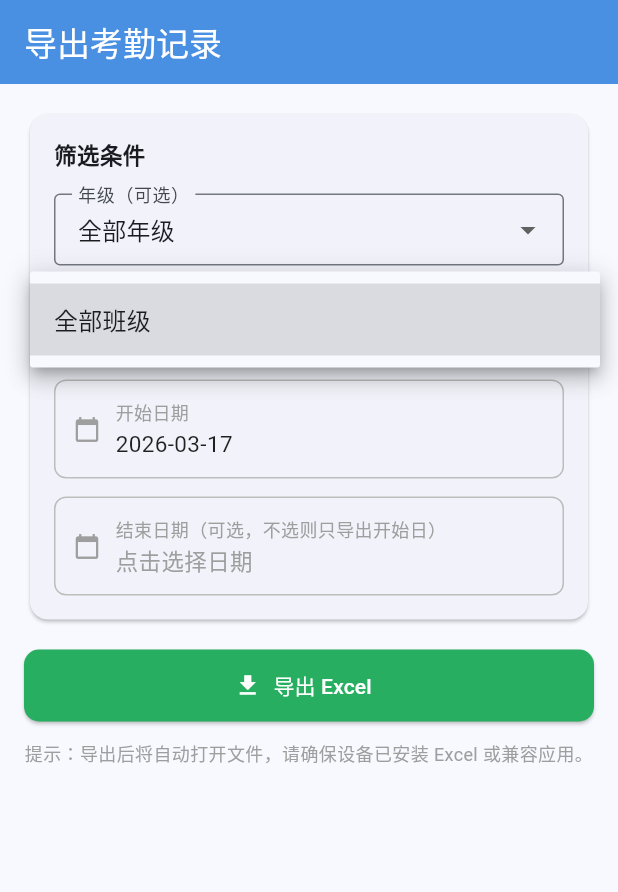
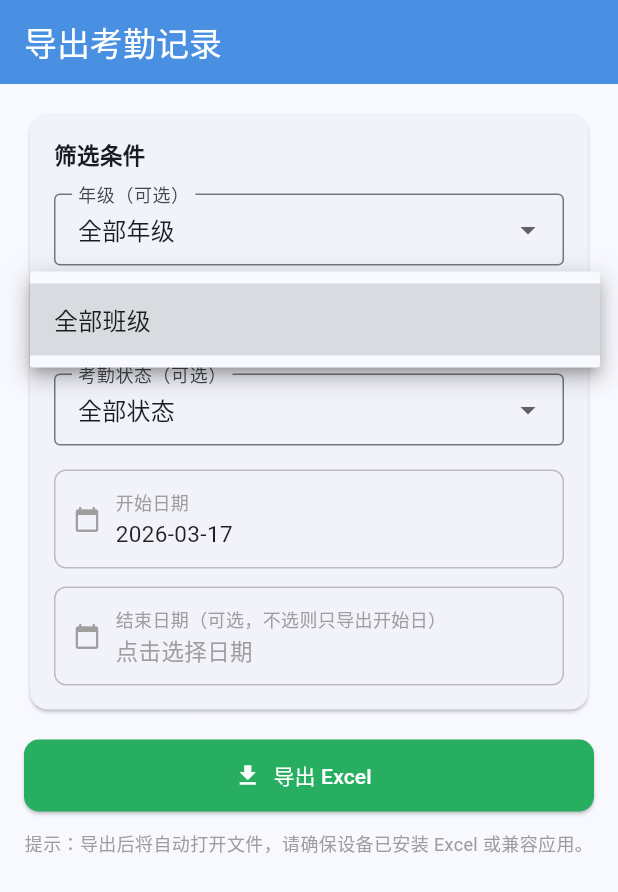
Before and after one commit to songziyumi/PE-Teacher-Assistant, a Flutter app: the AdminAttendanceExportScreen screen opened by its route, after a tap on "导出 Excel", after a tap on "全部年级", after a tap on "全部班级", on a phone screen of 412 x 824 dp. Shown: the top 892 px of the screen. Run offline on Flutter 3.47's test engine with Material 3 defaults, Android fonts, the phone set to English and light mode, and no system bars; our stand-ins replace connectivity_plus, flutter_local_notifications, flutter_secure_storage, go_router, image_picker, open_file and 1 more; missing offline and left inert: workmanager; accounts and stored records are empty; network calls fail.

Commit message:
feat(admin): 管理员导出考勤增加考勤状态筛选
- AdminApiController 新增 status 可选参数
- AttendanceRepository/Service findBySchoolAndFilters 加入状态过滤条件
- Flutter AdminService.exportAttendance 传递 status 参数
- Flutter 导出界面新增考勤状态下拉框（全部/出勤/缺勤/请假）
- 修复状态值使用中文（与数据库存储一致），避免查询空结果

```diff
--- a/mobile/lib/screens/admin/attendance_export_screen.dart
+++ b/mobile/lib/screens/admin/attendance_export_screen.dart
@@ -20,10 +20,18 @@ class _AdminAttendanceExportScreenState
   List<SchoolClass> _filteredClasses = [];
   int? _selectedGradeId;
   int? _selectedClassId;
+  String? _selectedStatus;
   DateTime _startDate = DateTime.now();
   DateTime? _endDate;
   bool _loading = false;
   bool _exporting = false;
+
+  static const _statusOptions = [
+    _StatusOption(label: '全部状态', value: null),
+    _StatusOption(label: '出勤', value: '出勤'),
+    _StatusOption(label: '缺勤', value: '缺勤'),
+    _StatusOption(label: '请假', value: '请假'),
+  ];
 
   @override
   void initState() {
@@ -94,6 +102,7 @@ class _AdminAttendanceExportScreenState
         endDate: end,
         gradeId: _selectedGradeId,
         classId: _selectedClassId,
+        status: _selectedStatus,
       );
       final dir = await getTemporaryDirectory();
       final suffix = end != null && end != start ? '_$end' : '';
@@ -187,6 +196,25 @@ class _AdminAttendanceExportScreenState
                           onChanged: (v) =>
                               setState(() => _selectedClassId = v),
                         ),
+                        const SizedBox(height: 12),
+                        // 考勤状态选择
+                        DropdownButtonFormField<String?>(
+                          value: _selectedStatus,
+                          decoration: const InputDecoration(
+                            labelText: '考勤状态（可选）',
+                            border: OutlineInputBorder(),
+                            contentPadding: EdgeInsets.symmetric(
+                                horizontal: 12, vertical: 10),
+                          ),
+                          items: _statusOptions
+                              .map((o) => DropdownMenuItem(
+                                    value: o.value,
+                                    child: Text(o.label),
+                                  ))
+                              .toList(),
+                          onChanged: (v) =>
+                              setState(() => _selectedStatus = v),
+                        ),
                         const SizedBox(height: 16),
                         // 开始日期
                         _DatePickerRow(
@@ -240,6 +268,12 @@ class _AdminAttendanceExportScreenState
             ),
     );
   }
+}
+
+class _StatusOption {
+  final String label;
+  final String? value;
+  const _StatusOption({required this.label, required this.value});
 }
 
 class _DatePickerRow extends StatelessWidget {
--- a/mobile/lib/services/admin_service.dart
+++ b/mobile/lib/services/admin_service.dart
@@ -195,6 +195,7 @@ class AdminService {
     String? endDate,
     int? gradeId,
     int? classId,
+    String? status,
   }) async {
     final q = StringBuffer(
       '/admin/attendance/export?startDate=${Uri.encodeComponent(startDate)}',
@@ -202,6 +203,7 @@ class AdminService {
     if (endDate != null) q.write('&endDate=${Uri.encodeComponent(endDate)}');
     if (gradeId != null) q.write('&gradeId=$gradeId');
     if (classId != null) q.write('&classId=$classId');
+    if (status != null) q.write('&status=${Uri.encodeComponent(status)}');
     return ApiService.downloadFile(q.toString());
   }
 
```
Also changed, not shown: 3 other files.
